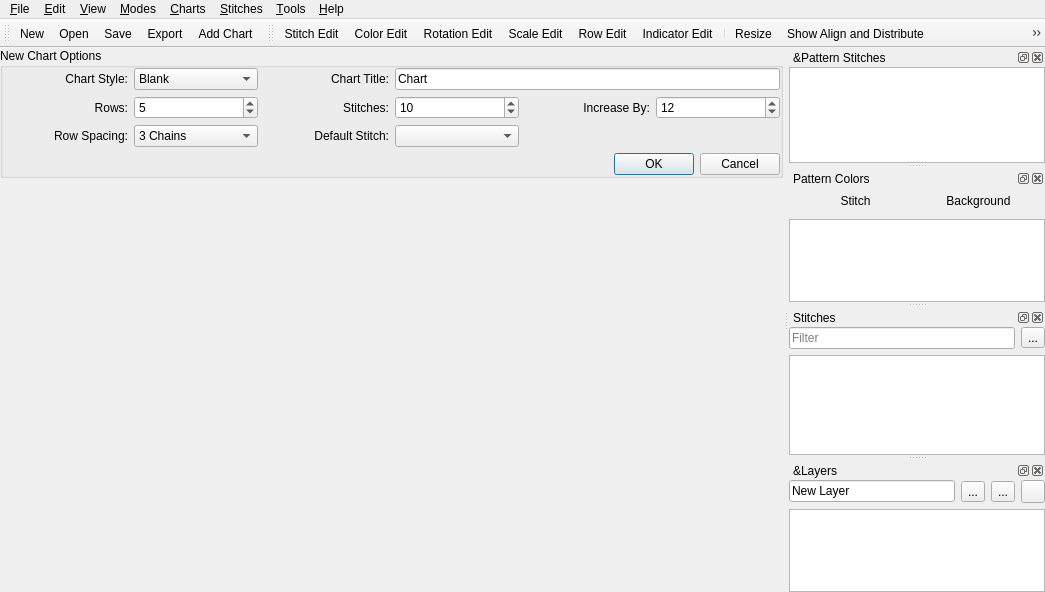
First picture: the form in src/mainwindow.ui, repository iPenguin/CrochetCharts, before the edit.
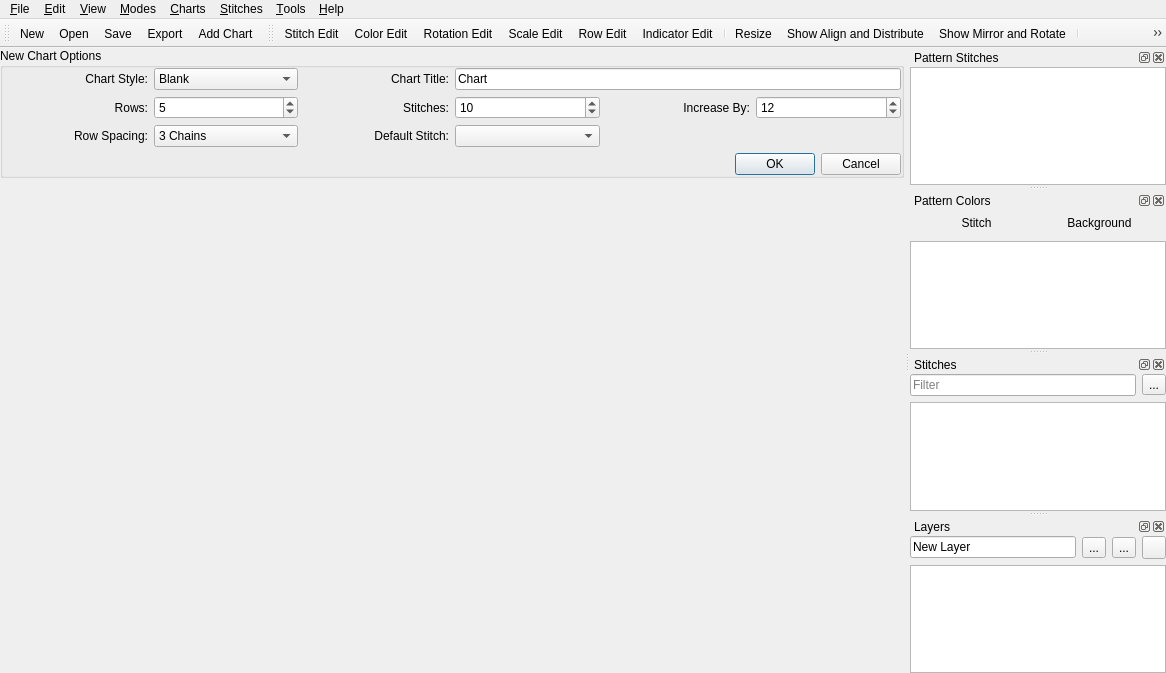
Second picture: the form after the edit. Icons and pictures are not drawn. Custom widgets are drawn as their Qt base class.

Commit message: added line option to drop down menu

```diff
--- a/src/mainwindow.ui
+++ b/src/mainwindow.ui
@@ -6,8 +6,8 @@
    <rect>
     <x>0</x>
     <y>0</y>
-    <width>1045</width>
-    <height>592</height>
+    <width>1166</width>
+    <height>673</height>
    </rect>
   </property>
   <property name="windowTitle">
@@ -315,8 +315,8 @@
     <rect>
      <x>0</x>
      <y>0</y>
-     <width>1045</width>
-     <height>19</height>
+     <width>1166</width>
+     <height>21</height>
     </rect>
    </property>
    <widget class="QMenu" name="menuFile">
@@ -470,7 +470,7 @@
   </widget>
   <widget class="QDockWidget" name="patternStitchesDock">
    <property name="windowTitle">
-    <string>&amp;Pattern Stitches</string>
+    <string>Pattern Stitches</string>
    </property>
    <attribute name="dockWidgetArea">
     <number>2</number>
@@ -786,7 +786,7 @@
   </widget>
   <widget class="QDockWidget" name="layersDock">
    <property name="windowTitle">
-    <string>&amp;Layers</string>
+    <string>Layers</string>
    </property>
    <attribute name="dockWidgetArea">
     <number>2</number>
```
Left out of the diff: 67 changed lines with no effect on the pictures.
